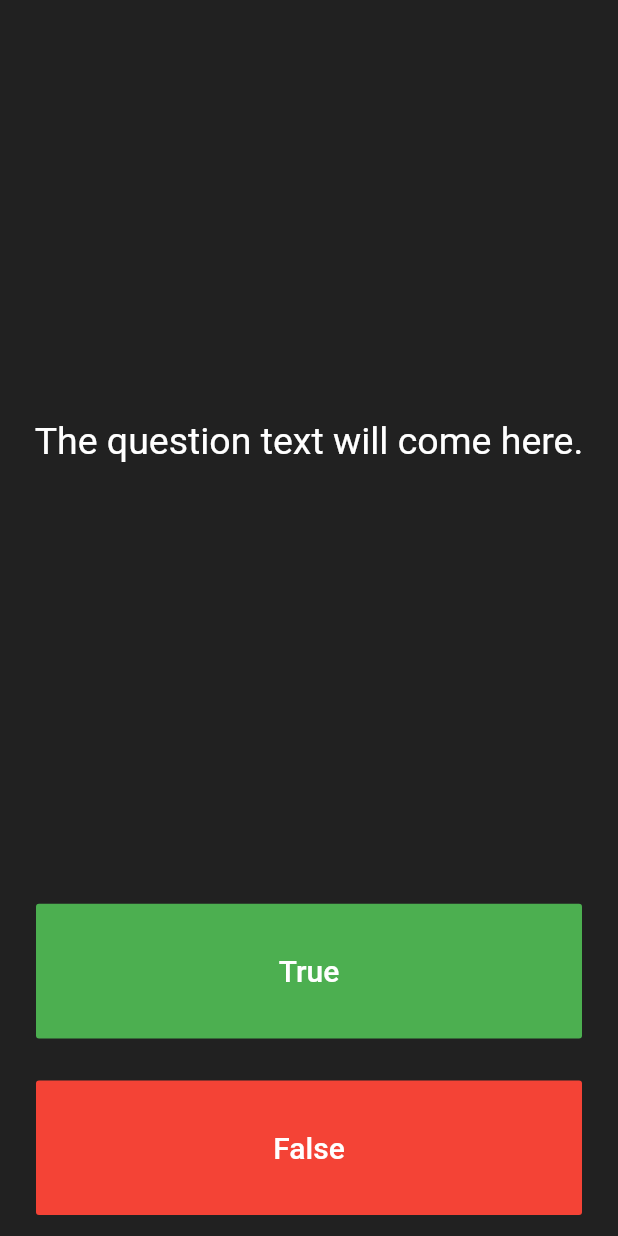
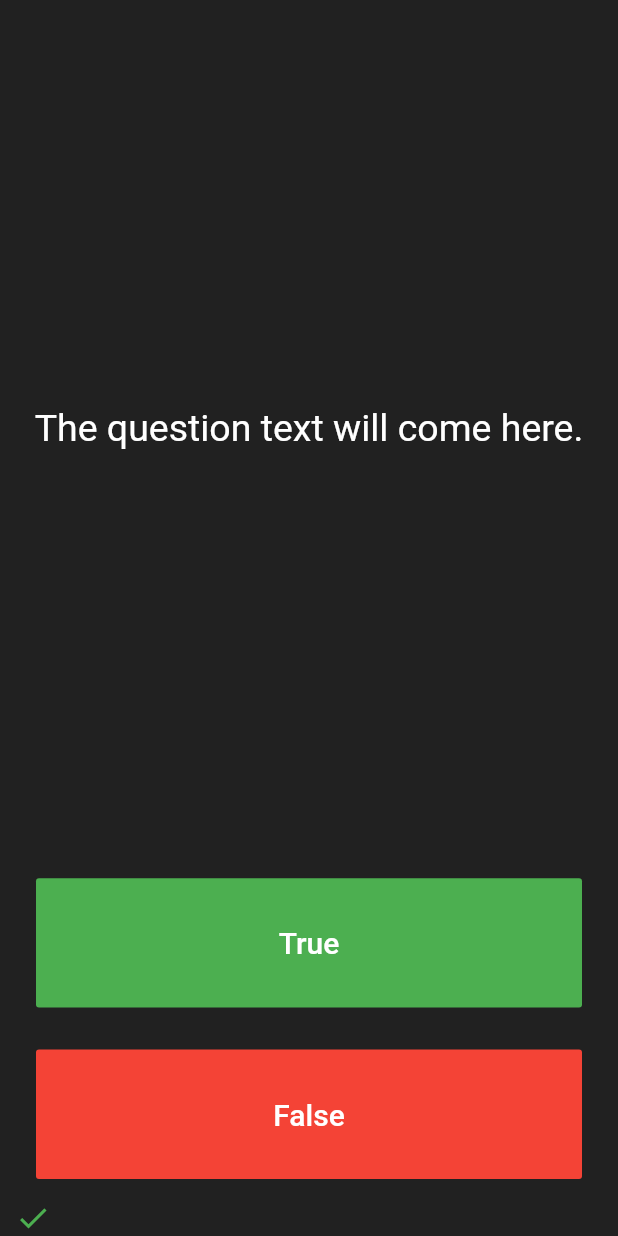
Before and after one commit to fatihcilasin/quizz-app, a Flutter app: the screen it shows after launch, after a tap on "True", on a phone screen of 412 x 824 dp. Run offline on Flutter 3.47's test engine with Material 2 defaults, Android fonts, the phone set to English and light mode, and no system bars.

Commit message:
Builded simple score keeper

```diff
--- a/lib/main.dart
+++ b/lib/main.dart
@@ -2,10 +2,9 @@ import 'package:flutter/material.dart';
 
 void main() => runApp(Quizz());
 
-class Quizz extends StatelessWidget{
+class Quizz extends StatelessWidget {
   @override
-
-  Widget build(BuildContext context){
+  Widget build(BuildContext context) {
     return MaterialApp(
       home: Scaffold(
         backgroundColor: Colors.grey.shade900,
@@ -26,6 +25,8 @@ class QuizzPage extends StatefulWidget {
 }
 
 class _QuizzPageState extends State<QuizzPage> {
+  List<Icon> scoreKeeper = [];
+
   @override
   Widget build(BuildContext context) {
     return Column(
@@ -40,10 +41,7 @@ class _QuizzPageState extends State<QuizzPage> {
               child: Text(
                 'The question text will come here.',
                 textAlign: TextAlign.center,
-                style: TextStyle(
-                  fontSize: 25.0,
-                  color: Colors.white
-                ),
+                style: TextStyle(fontSize: 25.0, color: Colors.white),
               ),
             ),
           ),
@@ -61,8 +59,11 @@ class _QuizzPageState extends State<QuizzPage> {
                   fontSize: 20.0,
                 ),
               ),
-              onPressed: (){
+              onPressed: () {
                 print('True button press action.');
+                setState(() {
+                  scoreKeeper.add(Icon(Icons.check, color: Colors.green));
+                });
               },
             ),
           ),
@@ -80,11 +81,17 @@ class _QuizzPageState extends State<QuizzPage> {
                   fontSize: 20.0,
                 ),
               ),
-              onPressed: (){
+              onPressed: () {
                 print('False button press action.');
+                setState(() {
+                  scoreKeeper.add(Icon(Icons.close, color: Colors.red));
+                });
               },
             ),
           ),
+        ),
+        Row(
+          children: scoreKeeper,
         )
       ],
     );
```
